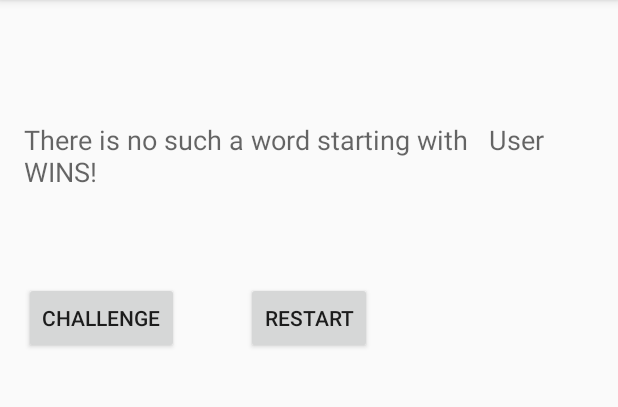
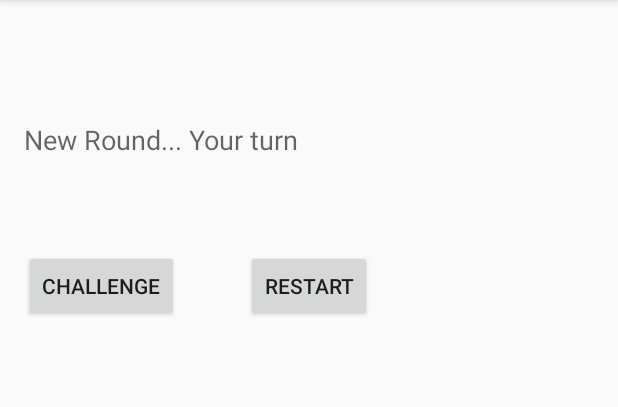
Before and after one commit to dasuntn/cswithandroid, an Android app: the screen it shows after launch (GhostActivity), in the options menu, after a tap on "Settings", on a phone screen of 412 x 824 dp, the part 84-491 px from its top. Run offline under Robolectric (Android 15) with nearby library versions, the light colour scheme and no system bars; 2 statements that could not run were skipped.

Commit message:
ghostgame commited

```diff
--- a/ghost_starter/app/src/main/java/com/google/engedu/ghost/GhostActivity.java
+++ b/ghost_starter/app/src/main/java/com/google/engedu/ghost/GhostActivity.java
@@ -85,14 +85,14 @@ public class GhostActivity extends ActionBarActivity {
             } else {
                 input = repre.substring(0,input.length()+1);
                 text.setText(input);
-                label.setText(repre);
+
 
             }
 
 
             // Do computer turn stuff then make it the user's turn again
             userTurn = true;
-            //label.setText(USER_TURN);
+
         }
     }
 
@@ -154,4 +154,19 @@ public class GhostActivity extends ActionBarActivity {
         }
         }
     }
+
+    public void onclickrestart(View view) {
+        input="";
+        Random r=new Random();
+        userTurn = r.nextBoolean();
+        TextView text = (TextView) findViewById(R.id.ghostText);
+        text.setText("");
+        TextView label = (TextView) findViewById(R.id.gameStatus);
+        if (userTurn) {
+            label.setText("New Round... "+USER_TURN);
+        } else {
+            label.setText("New Round... "+COMPUTER_TURN);
+            computerTurn();
+        }
+    }
 }
--- a/ghost_starter/app/src/main/java/com/google/engedu/ghost/SimpleDictionary.java
+++ b/ghost_starter/app/src/main/java/com/google/engedu/ghost/SimpleDictionary.java
@@ -44,6 +44,7 @@ public class SimpleDictionary implements GhostDictionary {
 
             for(String str: words){
                 if(str.startsWith(prefix)){
+
                     return str;
                 }
             }
--- a/ghost_starter/app/src/main/res/layout/activity_ghost.xml
+++ b/ghost_starter/app/src/main/res/layout/activity_ghost.xml
@@ -45,7 +45,8 @@
         android:text="Restart"
         android:id="@+id/rstbtn"
         android:layout_alignTop="@+id/chbtn"
-        android:layout_centerHorizontal="true" />
+        android:layout_centerHorizontal="true"
+        android:onClick="onclickrestart" />
 
 
 </RelativeLayout>
```
Also changed, not shown: ghost_starter/app/src/main/ic_launcher-web.png (added), ghost_starter/app/src/main/res/mipmap-hdpi/ic_launcher.png, ghost_starter/app/src/main/res/mipmap-mdpi/ic_launcher.png, ghost_starter/app/src/main/res/mipmap-xhdpi/ic_launcher.png, ghost_starter/app/src/main/res/mipmap-xxhdpi/ic_launcher.png, ghost_starter/app/src/main/res/mipmap-xxxhdpi/ic_launcher.png (added).
